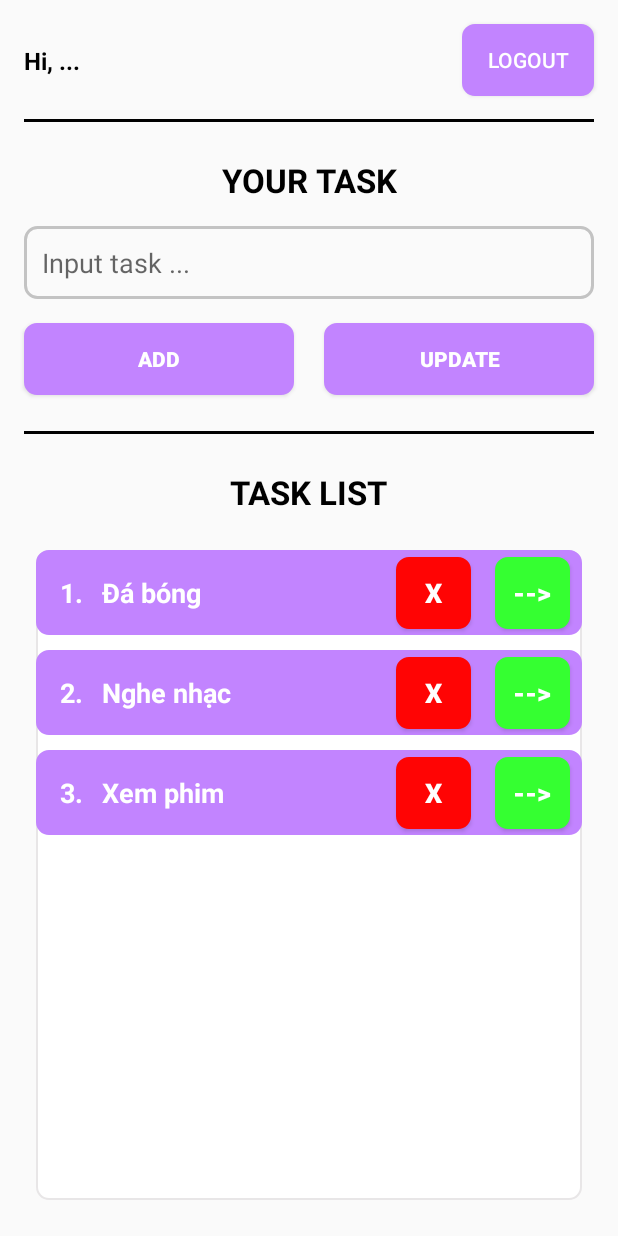
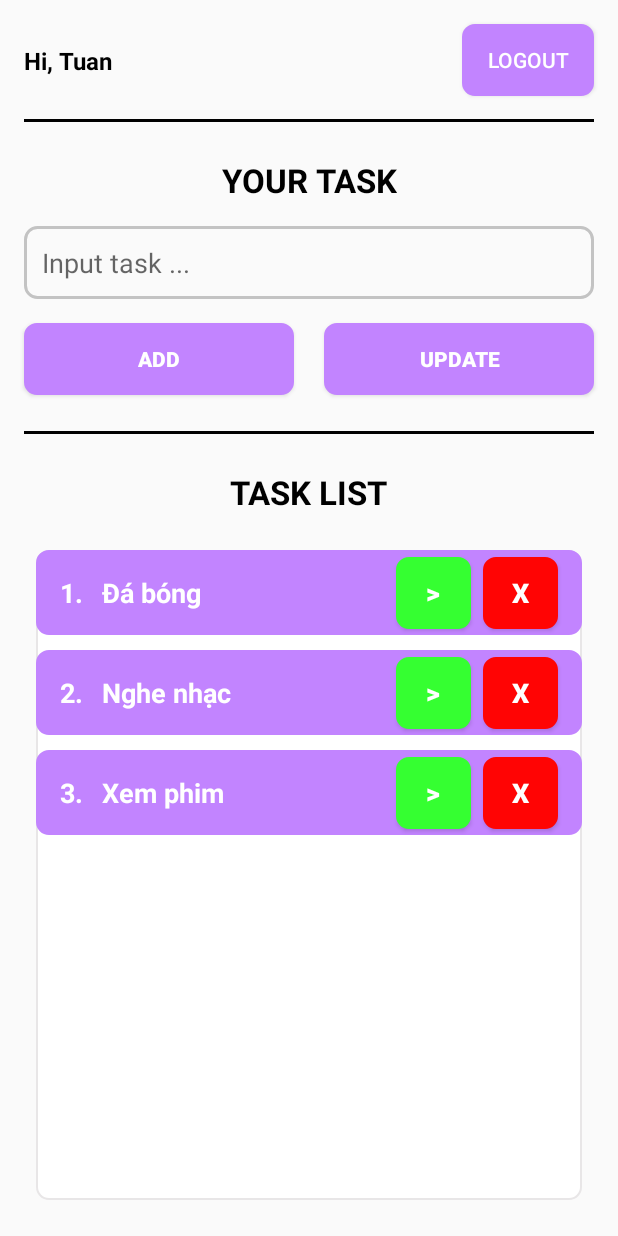
Before and after one commit to iuh-learning/task-list-application, an Android app: the FragmentItemTaskList screen opened directly, with no data from a screen before it, on a phone screen of 412 x 824 dp. Run offline under Robolectric (Android 15) with nearby library versions, the phone set to English and light mode, and no system bars.

Commit message:
update display all - huy must update his display

```diff
--- a/app/src/main/java/fit/android/app/adapter/TaskListAdapter.java
+++ b/app/src/main/java/fit/android/app/adapter/TaskListAdapter.java
@@ -1,15 +1,19 @@
 package fit.android.app.adapter;
 
 import android.content.Context;
+import android.content.Intent;
 import android.view.LayoutInflater;
 import android.view.View;
 import android.view.ViewGroup;
 import android.widget.BaseAdapter;
+import android.widget.Button;
 import android.widget.TextView;
 
 import java.util.List;
 
 import fit.android.app.R;
+import fit.android.app.activity.MainActivity_DetailList;
+import fit.android.app.activity.MainActivity_Register;
 import fit.android.app.model.ItemTaskList;
 
 public class TaskListAdapter extends BaseAdapter {
@@ -54,6 +58,8 @@ public class TaskListAdapter extends BaseAdapter {
         // find id
         TextView txtID = view.findViewById(R.id.txtID);
         TextView txtNameTask = view.findViewById(R.id.txtNameTask);
+        Button btnNext = view.findViewById(R.id.btnNext);
+        Button btnDel = view.findViewById(R.id.btnDelete);
 
         final ItemTaskList itemTaskList = listItems.get(i);
 
@@ -63,6 +69,13 @@ public class TaskListAdapter extends BaseAdapter {
             txtNameTask.setText(itemTaskList.getNameTask());
         }
 
+        btnNext.setOnClickListener(new View.OnClickListener() {
+            @Override
+            public void onClick(View view) {
+                Intent intent = new Intent(context, MainActivity_DetailList.class);
+                context.startActivity(intent);
+            }
+        });
         return view;
     }
 }
--- a/app/src/main/res/layout/activity_main_task_list.xml
+++ b/app/src/main/res/layout/activity_main_task_list.xml
@@ -21,7 +21,7 @@
         android:layout_width="wrap_content"
         android:layout_height="wrap_content"
         android:layout_marginStart="16dp"
-        android:text="Hi, ..."
+        android:text="Hi, Tuan"
         android:textColor="@color/black"
         android:textSize="16sp"
         android:textStyle="bold"
--- a/app/src/main/res/layout/activity_main_your_detail.xml
+++ b/app/src/main/res/layout/activity_main_your_detail.xml
@@ -31,8 +31,8 @@
 
     <TextView
         android:id="@+id/textView3"
-        android:layout_width="wrap_content"
-        android:layout_height="wrap_content"
+        android:layout_width="128dp"
+        android:layout_height="23dp"
         android:layout_marginStart="16dp"
         android:layout_marginTop="12dp"
         android:text="Hi. Name"
--- a/app/src/main/res/layout/custom_item_list_view.xml
+++ b/app/src/main/res/layout/custom_item_list_view.xml
@@ -48,22 +48,22 @@
         android:textSize="18sp"
         android:textStyle="bold"
         app:layout_constraintBottom_toBottomOf="@+id/txtNameTask"
-        app:layout_constraintEnd_toStartOf="@+id/btnBack"
+        app:layout_constraintEnd_toEndOf="parent"
         app:layout_constraintTop_toTopOf="@+id/txtNameTask" />
 
     <Button
-        android:id="@+id/btnBack"
+        android:id="@+id/btnNext"
         android:layout_width="50dp"
         android:layout_height="wrap_content"
         android:layout_marginEnd="8dp"
         android:background="@drawable/custom_button_add_task"
         android:backgroundTint="#35FF31"
-        android:text="-->"
+        android:text=">"
         android:textColor="@color/white"
         android:textSize="18sp"
         android:textStyle="bold"
         app:layout_constraintBottom_toBottomOf="@+id/btnDelete"
-        app:layout_constraintEnd_toEndOf="parent"
+        app:layout_constraintEnd_toStartOf="@+id/btnDelete"
         app:layout_constraintTop_toTopOf="@+id/btnDelete"
         app:layout_constraintVertical_bias="0.0" />
 </androidx.constraintlayout.widget.ConstraintLayout>
```
